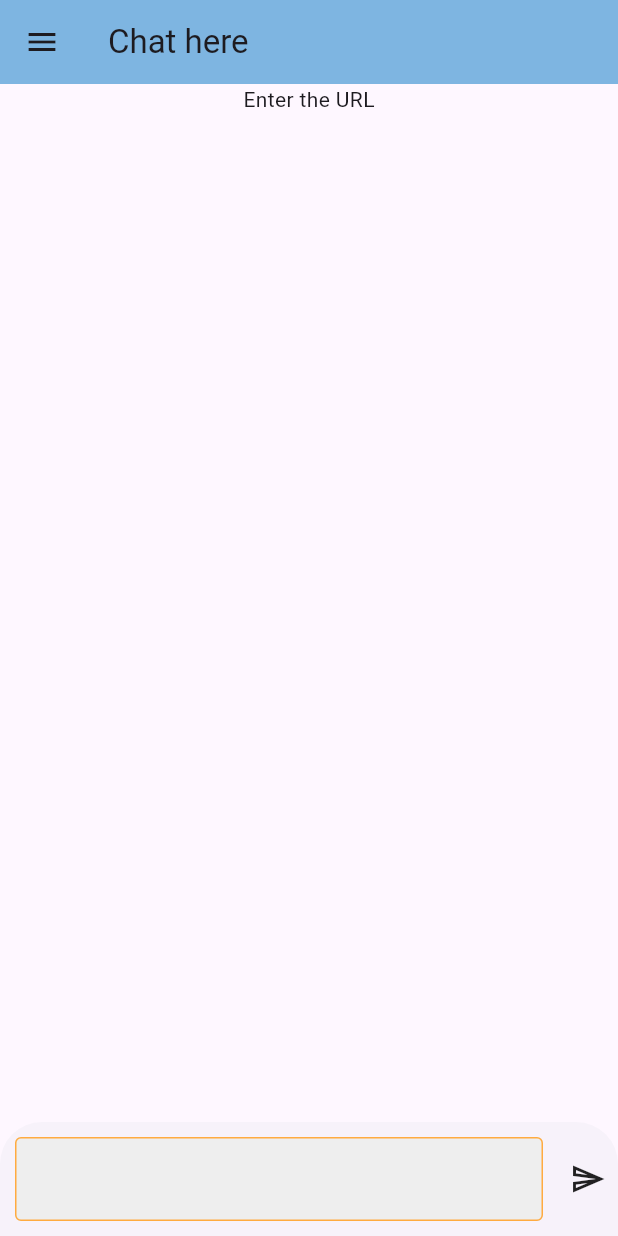
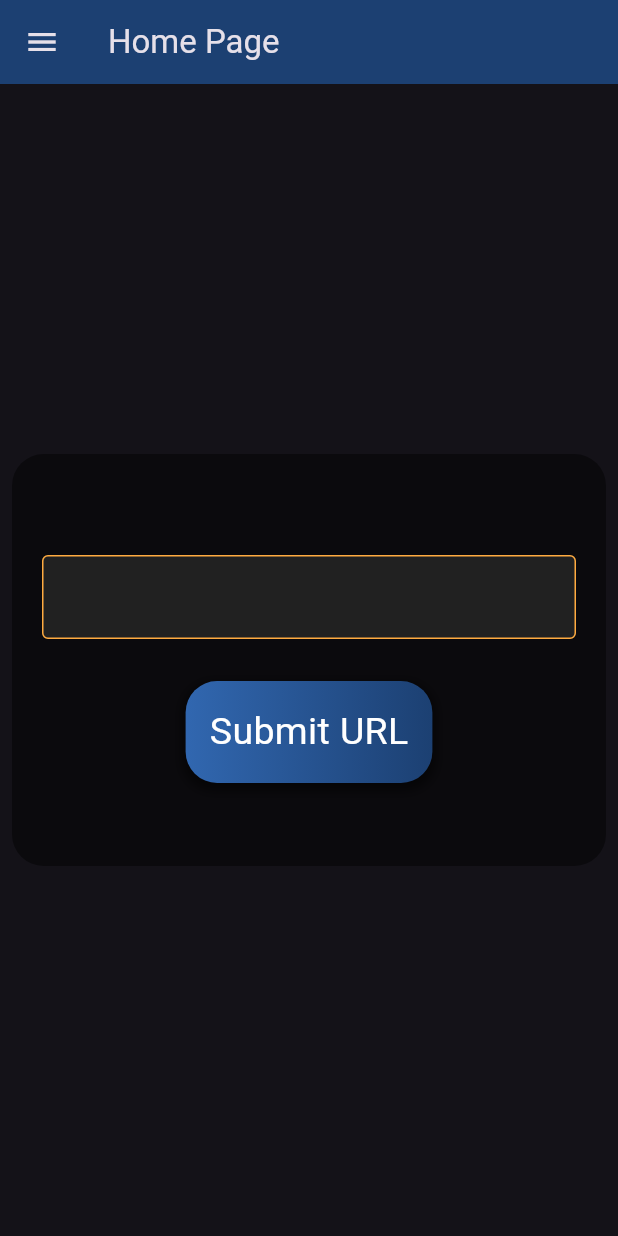
Before and after one commit to harsh6045/sdp-demo, a Flutter app: the screen it shows once a user with an empty profile is signed in, on a phone screen of 412 x 824 dp. Run offline on Flutter 3.47's test engine with Material 3 defaults, Android fonts, the phone set to English and light mode, and no system bars; our stand-ins replace firebase_auth, firebase_core, fluttertoast, google_sign_in; accounts and stored records are empty.

Commit message:
changes in ui

```diff
--- a/lib/chat_helper/message_tile.dart
+++ b/lib/chat_helper/message_tile.dart
@@ -57,7 +57,7 @@ class MessageTile extends StatelessWidget {
             textAlign: TextAlign.start,
             style: TextStyle(
                 color: Colors.white,
-                fontSize: 20,
+                fontSize: 18,
                 fontFamily: 'OverpassRegular',
                 fontWeight: FontWeight.w300
             )
--- a/lib/components/my_drawer.dart
+++ b/lib/components/my_drawer.dart
@@ -1,6 +1,7 @@
 import 'package:flutter/cupertino.dart';
 import 'package:flutter/material.dart';
 import 'package:ytbot/homepage.dart';
+import 'package:ytbot/screens/url_screen.dart';
 import 'package:ytbot/tabs/about_page.dart';
 
 class MyDrawer extends StatelessWidget {
@@ -56,7 +57,7 @@ class MyDrawer extends StatelessWidget {
                   leading: const Icon(Icons.home),
                   title: const Text('Home'),
                   onTap: () {
-                    Navigator.pop(context, MaterialPageRoute(builder: (context) => HomePage(),));
+                    Navigator.pushReplacement(context, MaterialPageRoute(builder: (context) => UrlPage(),));
                   },
                 ),
                 ListTile(
--- a/lib/login/auth_page.dart
+++ b/lib/login/auth_page.dart
@@ -2,6 +2,7 @@
 import 'package:firebase_auth/firebase_auth.dart';
 import 'package:flutter/material.dart';
 import 'package:ytbot/homepage.dart';
+import 'package:ytbot/screens/url_screen.dart';
 
 
 import 'login_or_register.dart';
@@ -24,9 +25,9 @@ class AuthPage extends StatelessWidget {
           builder: (context, snapshot) {
             //user logged in
             if (snapshot.hasData) {
-              return HomePage();
+              return const UrlPage();
             } else {
-              return LoginOrRegisterPage();
+              return const LoginOrRegisterPage();
             }
 
             // user not logged in
--- a/lib/login/login_page.dart
+++ b/lib/login/login_page.dart
@@ -7,6 +7,7 @@ import 'package:ytbot/components/square_tile.dart';
 import 'package:ytbot/firebase/firebase_auth_services.dart';
 import 'package:ytbot/components/toast.dart';
 import 'package:ytbot/homepage.dart';
+import 'package:ytbot/screens/url_screen.dart';
 
 import '../components/validation_helper.dart';
 
@@ -42,7 +43,7 @@ class _LoginPageState extends State<LoginPage> {
         showToast(message: "Welcome to the app.");
         Navigator.push(
           context,
-          MaterialPageRoute(builder: (context) => HomePage()),
+          MaterialPageRoute(builder: (context) => UrlPage()),
         );
         showToast(message: "User is successfully signed in");
       }
@@ -112,10 +113,12 @@ class _LoginPageState extends State<LoginPage> {
               child: Column(
                 mainAxisAlignment: MainAxisAlignment.center,
                 children: [
+
+                  SizedBox(height: 20,),
                   // logo
-                  const Icon(
-                    Icons.lock,
-                    size: 100,
+                  Image.asset(
+                    "assets/images/ytbot logo.png",
+                    height: 130,
                   ),
 
                   const SizedBox(height: 50),
@@ -152,7 +155,7 @@ class _LoginPageState extends State<LoginPage> {
                   const SizedBox(height: 10),
 
                   // forgot password?
-                  Padding(
+                  /*Padding(
                     padding: const EdgeInsets.symmetric(horizontal: 25.0),
                     child: Row(
                       mainAxisAlignment: MainAxisAlignment.end,
@@ -163,7 +166,7 @@ class _LoginPageState extends State<LoginPage> {
                         ),
                       ],
                     ),
-                  ),
+                  ),*/
 
                   const SizedBox(height: 25),
 
@@ -173,7 +176,7 @@ class _LoginPageState extends State<LoginPage> {
                     txt: "Sign In",
                   ),
 
-                  const SizedBox(height: 50),
+                  const SizedBox(height: 30),
 
                   // or continue with
                   Padding(
@@ -203,11 +206,12 @@ class _LoginPageState extends State<LoginPage> {
                     ),
                   ),
 
-                  const SizedBox(height: 50),
+                  const SizedBox(height: 30),
 
                   // google + apple sign in buttons
                   Row(
                     mainAxisAlignment: MainAxisAlignment.center,
+                    crossAxisAlignment: CrossAxisAlignment.center,
                     children: [
                       // google button
                       SquareTile(
@@ -219,11 +223,10 @@ class _LoginPageState extends State<LoginPage> {
                       SizedBox(width: 25),
 
                       // apple button
-                      SquareTile(onTap: () {}, imagePath: 'assets/images/apple.png')
                     ],
                   ),
 
-                  const SizedBox(height: 50),
+                  const SizedBox(height: 30),
 
                   // not a member? register now
                   Row(
@@ -270,7 +273,7 @@ class _LoginPageState extends State<LoginPage> {
 
     if (user != null) {
       showToast(message: "User is successfully signed in");
-      Navigator.pushReplacement(context, MaterialPageRoute(builder: (context) => HomePage(),));
+      Navigator.pushReplacement(context, MaterialPageRoute(builder: (context) => UrlPage(),));
     } else {
       showToast(message: "some error occured");
     }
--- /dev/null
+++ b/lib/screens/url_screen.dart
@@ -0,0 +1,173 @@
+import 'dart:convert';
+import 'package:flutter/material.dart';
+import 'package:ytbot/components/my_drawer.dart';
+import 'package:http/http.dart' as http;
+import 'package:ytbot/homepage.dart';
+
+import '../chat_helper/message_tile.dart';
+import '../components/toast.dart';
+
+
+class UrlPage extends StatefulWidget {
+  const UrlPage({Key? key}) : super(key: key);
+
+  @override
+  State<UrlPage> createState() => _UrlPageState();
+}
+
+class _UrlPageState extends State<UrlPage> {
+  final TextEditingController videoIdController = TextEditingController();
+  List<Map<String, dynamic>> chatHistory = [];
+
+  @override
+  void initState() {
+    super.initState();
+  }
+
+  Future<void> processVideoCap(String mssg) async {
+    try {
+      const String apiUrl = 'https://ytbot-captions.vercel.app/process_video';
+      final Map<String, dynamic> requestData = {'video_id': mssg};
+
+      final response = await http.post(
+        Uri.parse(apiUrl),
+        headers: {'Content-Type': 'application/json'},
+        body: jsonEncode(requestData),
+      );
+      print("postttt done");
+
+      if (response.statusCode == 200) {
+        final Map<String, dynamic>? responseData = jsonDecode(response.body);
+        if (responseData != null && responseData.containsKey('message')) {
+          setState(() {
+            chatHistory.add({'message': responseData['message'], 'sendByMe': false});
+          });
+          print(responseData['message']);
+        } else {
+          print("Response data is null or does not contain 'message' key");
+        }
+      } else {
+        setState(() {
+          chatHistory.add({'message': 'Request failed with status: ${response.statusCode}', 'sendByMe': false});
+        });
+      }
+    } catch (error, stackTrace) {
+      print("Error: $error");
+      print("Stack trace: $stackTrace");
+    }
+  }
+
+
+  @override
+  Widget build(BuildContext context) {
+    return MaterialApp(
+      debugShowCheckedModeBanner: false,
+      theme: ThemeData.dark(),
+      home: Scaffold(
+        appBar: AppBar(
+          title: Text("Home Page"),
+          backgroundColor: Color(0xff1c4072),
+        ),
+        drawer: MyDrawer(),
+        body: Center(
+          child: Padding(
+            padding: const EdgeInsets.all(8.0),
+            child: Container(
+              height: MediaQuery.of(context).size.height/3,
+              decoration: BoxDecoration(
+                borderRadius: BorderRadius.circular(21),
+                color: Colors.black45
+              ),
+              child: Column(
+                mainAxisAlignment: MainAxisAlignment.center,
+                crossAxisAlignment: CrossAxisAlignment.center,
+                children: [
+                  Flexible(
+                    child: Padding(
+                      padding: const EdgeInsets.all(20),
+                      child: TextField(
+                        controller: videoIdController, // Connect the controller
+                        keyboardType: TextInputType.text,
+                        decoration: InputDecoration(
+                          enabledBorder: const OutlineInputBorder(
+                            borderSide: BorderSide(color: Colors.orangeAccent),
+                          ),
+                          focusedBorder: OutlineInputBorder(
+                            borderSide: BorderSide(color: Colors.grey.shade400),
+                          ),
+                          fillColor: Colors.grey.shade900,
+                          filled: true,
+                          hintStyle: TextStyle(color: Colors.grey[500]),
+                        ),
+                      ),
+                    ),
+                  ),
+                  GestureDetector(
+                    onTap: () {
+                      setState(() {
+                        String message = videoIdController.text;
+                        if (message.isEmpty) {
+                          showToast(message: "Please enter a valid message...!");
+                        } else {
+                          // Define a regex pattern to match YouTube URLs
+                          final RegExp youtubeUrlPattern = RegExp(
+                            r'^(https?:\/\/)?(www\.)?(youtube\.com|youtu\.?be)\/.+$',
+                            caseSensitive: false,
+                          );
+
+                          // Check if the message matches the YouTube URL pattern
+                          if (youtubeUrlPattern.hasMatch(message)) {
+                            // If it's a YouTube URL, call the function to process the video
+                            chatHistory.add({'message': message, 'sendByMe': true});
+                            processVideoCap(message);
+                            print(message);// Assuming this function is defined elsewhere
+                            videoIdController.text = "";
+                            Navigator.pushReplacement(context, MaterialPageRoute(builder: (context) => HomePage( videourl: message,),));
+                          } else {
+                            showToast(message: "Enter Valid Url");
+                          }
+                        }
+                      });
+                    },
+                    child: Padding(
+                      padding: const EdgeInsets.all(8.0),
+                      child: Container(
+                        decoration: BoxDecoration(
+                            boxShadow: [
+                              BoxShadow(
+                                color: Colors.black.withOpacity(0.5),
+                                spreadRadius: 2,
+                                blurRadius: 5,
+                                offset: Offset(0, 3),
+                              ),
+                            ],
+                            borderRadius:
+                            BorderRadius.all(Radius.circular(21)),
+                            gradient: LinearGradient(
+                                colors:  [
+                                  const Color(0xff3167b0),
+                                  const Color(0xff1c4072)
+                                ]
+                            )
+                        ),
+                        child: Padding(
+                          padding: const EdgeInsets.all(16.0),
+                          child: Text("Submit URL",
+                          style: TextStyle(
+                            color: Colors.white,
+                            fontSize: 25
+                          ),),
+                        ),
+                      )
+                    ),
+                  ),
+                ],
+              ),
+            ),
+          ),
+        ),
+
+      ),
+    );
+  }
+}
```
Also changed, not shown: lib/homepage.dart (+103 -47 lines), lib/login/register_page.dart (+12 -11 lines), lib/tabs/about_page.dart (+29 -3 lines), pubspec.yaml (+19 -0 lines), assets/images/ytbot logo.png (added), pubspec.lock, 44 other files.
